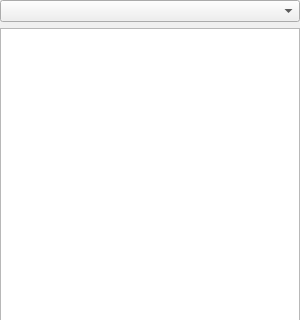
Old version of the form Include/icmpstr/CComponentTreeComp.ui in the repository ImagingTools/AcfSln; both pictures show x 0 to 300 and y 0 to 320 of the 300 by 600 pixel window.
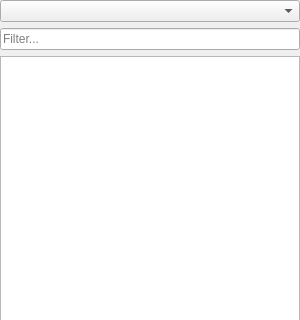
New version of the form. Icons and pictures are not drawn.

Commit message:
Fix selection disambiguation for duplicate element names and add text filter
Selection fix: When the same element name appears in multiple sub-registries,
FindTreeItem now collects all candidates and disambiguates by comparing each
candidate's sibling set against the selected registry's element IDs.

Text filter: Added FilterEdit QLineEdit below the root ComboBox. Typing filters
tree items by name (case-insensitive), keeping parent nodes visible for matches.

Agent-Logs-Url: https://github.com/ImagingTools/AcfSln/sessions/ea8b9a83-fa92-46e4-b724-8cdf6ef852ad

Diff of the .ui file:
```diff
--- a/Include/icmpstr/CComponentTreeComp.ui
+++ b/Include/icmpstr/CComponentTreeComp.ui
@@ -33,6 +33,16 @@
    <item>
     <widget class="QComboBox" name="RootComboBox"/>
    </item>
+   <item>
+    <widget class="QLineEdit" name="FilterEdit">
+     <property name="placeholderText">
+      <string>Filter...</string>
+     </property>
+     <property name="clearButtonEnabled">
+      <bool>true</bool>
+     </property>
+    </widget>
+   </item>
    <item>
     <widget class="QTreeWidget" name="ComponentTree">
      <property name="expandsOnDoubleClick">
```
The commit also changes 2 other files.
